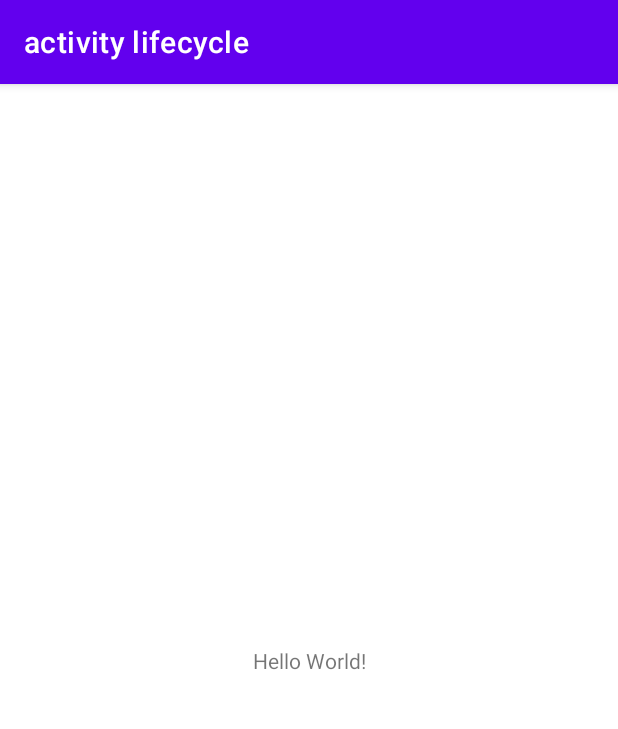
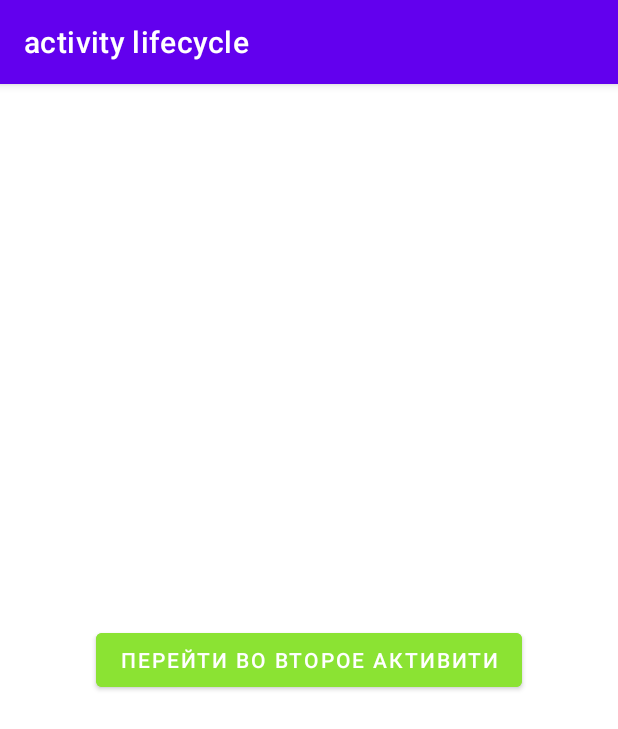
Before and after one commit to Dmitriy-ev/android, an Android app: the screen it shows after launch (MainActivity before the commit, FirstActivity after it), on a phone screen of 412 x 824 dp. Shown: the top 729 px of the screen. Run offline under Robolectric (Android 15) with nearby library versions, the phone set to English and light mode, and no system bars.

Commit message:
create activity

```diff
--- a/activity_lifecycle/app/build.gradle
+++ b/activity_lifecycle/app/build.gradle
@@ -29,6 +29,10 @@ android {
     kotlinOptions {
         jvmTarget = '1.8'
     }
+
+    buildFeatures{
+        viewBinding true
+    }
 }
 
 dependencies {
--- a/activity_lifecycle/app/src/main/AndroidManifest.xml
+++ b/activity_lifecycle/app/src/main/AndroidManifest.xml
@@ -14,8 +14,10 @@
         android:supportsRtl="true"
         android:theme="@style/Theme.ActivityLifecycle"
         tools:targetApi="31">
+        <activity android:name=".SecondActivity"
+            android:exported="false"/>
         <activity
-            android:name=".MainActivity"
+            android:name=".FirstActivity"
             android:exported="true">
             <intent-filter>
                 <action android:name="android.intent.action.MAIN" />
--- /dev/null
+++ b/activity_lifecycle/app/src/main/java/com/ev/activitylifecycle/FirstActivity.kt
@@ -0,0 +1,24 @@
+package com.ev.activitylifecycle
+
+import android.content.Intent
+import androidx.appcompat.app.AppCompatActivity
+import android.os.Bundle
+import com.ev.activitylifecycle.databinding.ActivityFirstBinding
+import com.ev.activitylifecycle.databinding.ActivitySecondBinding
+
+class FirstActivity : AppCompatActivity() {
+    private lateinit var binding: ActivityFirstBinding
+    override fun onCreate(savedInstanceState: Bundle?) {
+        super.onCreate(savedInstanceState)
+        binding = ActivityFirstBinding.inflate(layoutInflater)
+        setContentView(binding.root)
+        binding.buttonToSecondActivity.setOnClickListener {
+            startSecondActivity()
+        }
+    }
+
+    private fun startSecondActivity() {
+        val intent = Intent(this@FirstActivity, SecondActivity::class.java)
+        startActivity(intent)
+    }
+}
--- a/activity_lifecycle/app/src/main/java/com/ev/activitylifecycle/MainActivity.kt
+++ /dev/null
@@ -1,11 +0,0 @@
-package com.ev.activitylifecycle
-
-import androidx.appcompat.app.AppCompatActivity
-import android.os.Bundle
-
-class MainActivity : AppCompatActivity() {
-    override fun onCreate(savedInstanceState: Bundle?) {
-        super.onCreate(savedInstanceState)
-        setContentView(R.layout.activity_main)
-    }
-}
--- a/activity_lifecycle/app/src/main/res/layout/activity_main.xml
+++ b/activity_lifecycle/app/src/main/res/layout/activity_first.xml
@@ -5,15 +5,17 @@
     xmlns:tools="http://schemas.android.com/tools"
     android:layout_width="match_parent"
     android:layout_height="match_parent"
-    tools:context=".MainActivity">
+    tools:context=".FirstActivity">
 
-    <TextView
+
+    <Button
+        android:id="@+id/button_to_secondActivity"
         android:layout_width="wrap_content"
         android:layout_height="wrap_content"
-        android:text="Hello World!"
+        android:backgroundTint="#8BE333"
+        android:text="@string/second_activity"
         app:layout_constraintBottom_toBottomOf="parent"
         app:layout_constraintEnd_toEndOf="parent"
         app:layout_constraintStart_toStartOf="parent"
         app:layout_constraintTop_toTopOf="parent" />
-
 </androidx.constraintlayout.widget.ConstraintLayout>
--- a/activity_lifecycle/app/src/main/res/values/strings.xml
+++ b/activity_lifecycle/app/src/main/res/values/strings.xml
@@ -1,3 +1,4 @@
 <resources>
     <string name="app_name">activity lifecycle</string>
+    <string name="second_activity">Перейти во второе активити</string>
 </resources>
```
Also changed, not shown: activity_lifecycle/app/src/main/java/com/ev/activitylifecycle/SecondActivity.kt (added, +14 -0 lines), activity_lifecycle/app/src/main/res/layout/activity_second.xml (added, +18 -0 lines), 1 other file.
